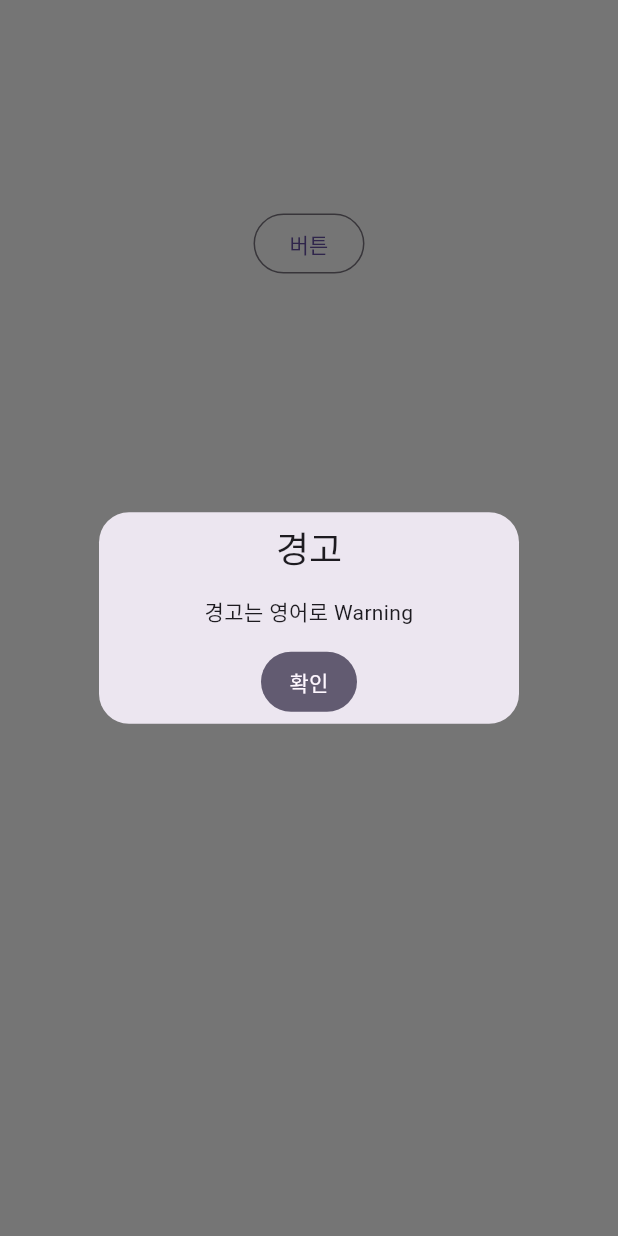
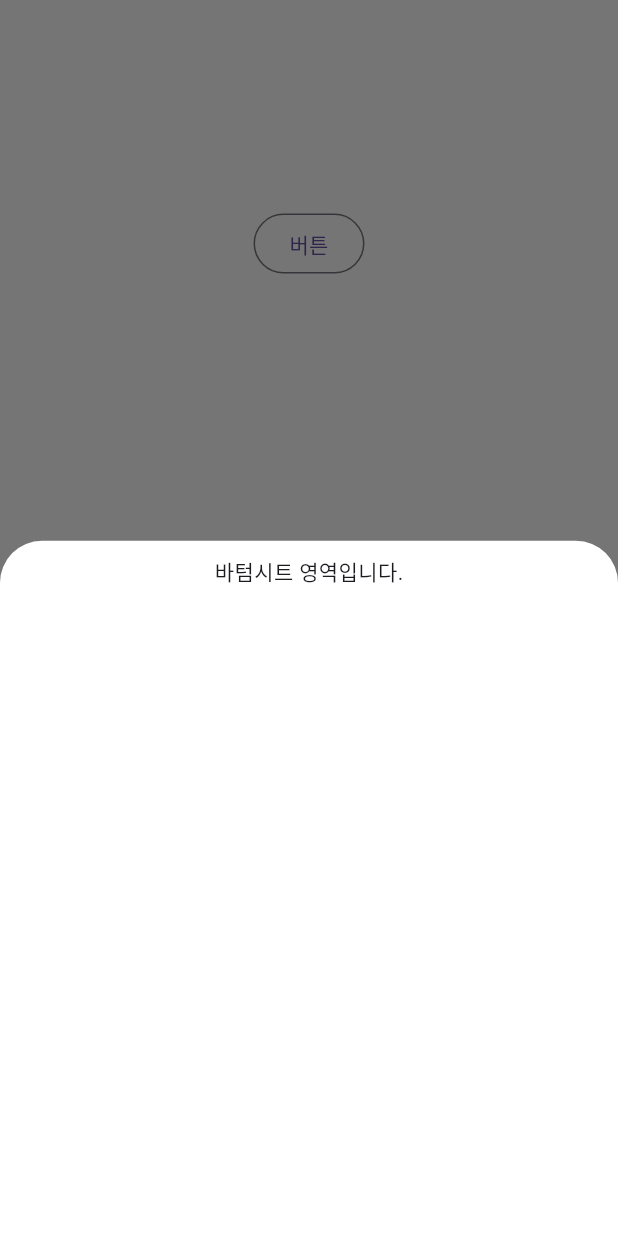
Before and after one commit to Kimdonghyeon7645/Study-Flutter_State_Management, a Flutter app: the screen it shows after launch, after a tap on "버튼", on a phone screen of 412 x 824 dp. Run offline on Flutter 3.47's test engine with Material 3 defaults, Android fonts, the phone set to English and light mode, and no system bars; our stand-ins replace get.

Commit message:
docs : 바텀시트 정리

```diff
--- a/sample_app/lib/screens/getx_screen.dart
+++ b/sample_app/lib/screens/getx_screen.dart
@@ -64,13 +64,18 @@ class GetXScreen extends StatelessWidget {
               // GetX<ReactiveController>(builder: (_) => Text("${_.count.value}")),
               // OutlinedButton(onPressed: () => showCustomSnackBar("토스트 메시지 예시"), child: Text("팝업")),
               OutlinedButton(
-                  onPressed: () => Get.defaultDialog(
-                        title: "경고",
-                        middleText: "경고는 영어로 Warning",
-                        textConfirm: "확인",
-                        onConfirm: () => print("ok"),
-                      ),
-                  child: Text("버튼")),
+                onPressed: () => Get.bottomSheet(
+                  Container(
+                    width: Get.width,
+                    padding: EdgeInsets.all(10),
+                    child: Column(children: [
+                      Text("바텀시트 영역입니다."),
+                    ]),
+                  ),
+                  backgroundColor: Colors.white,
+                ),
+                child: Text("버튼"),
+              ),
             ],
           ),
         ),
```
Also changed, not shown: 2 other files.
